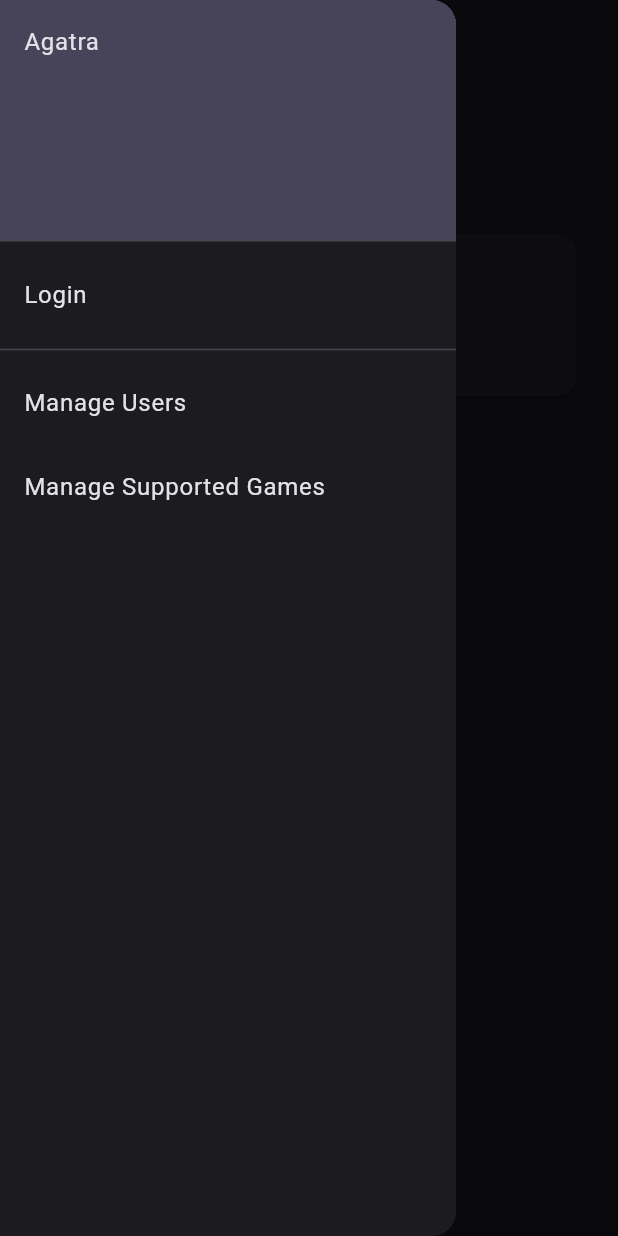
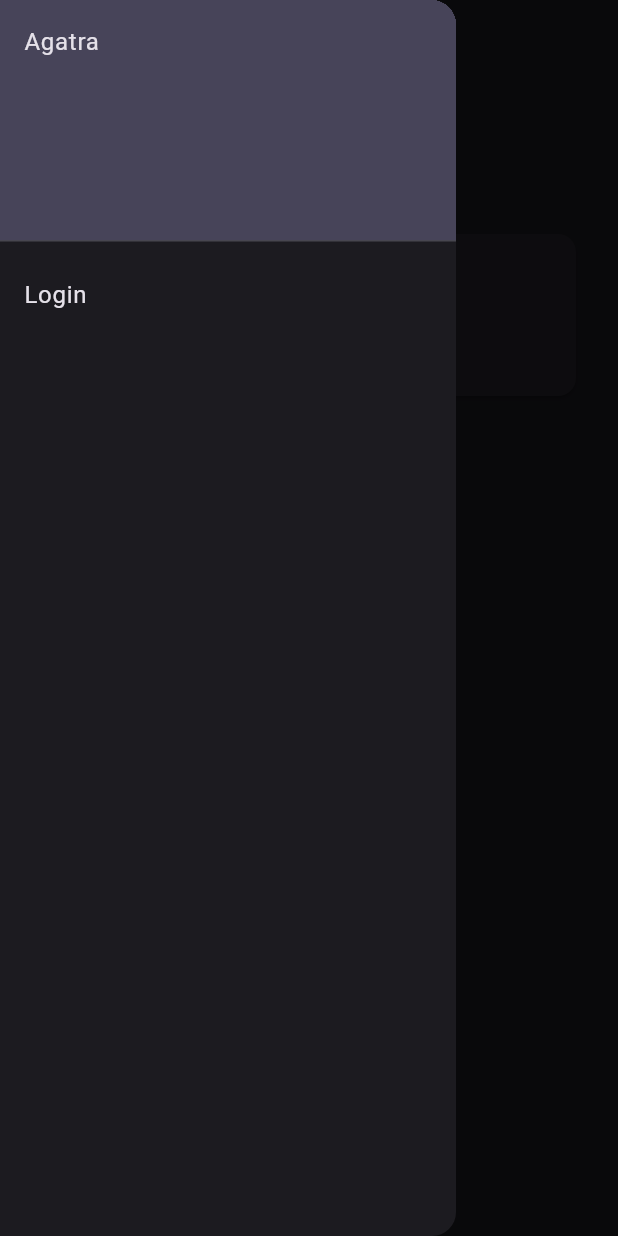
Before and after one commit to PPL-TI-Unpad-Serah/agatra-frontend, a Flutter app: the screen it shows after launch, with the side drawer open, on a phone screen of 412 x 824 dp. Run offline on Flutter 3.47's test engine with Material 2 defaults, Android fonts, the phone set to English and light mode, and no system bars; our stand-ins replace dio, equatable, flutter_riverpod, flutter_secure_storage, form_field_validator, freezed_annotation and 3 more; generated files the repository leaves out were written again.

Commit message:
add more drawer items

```diff
--- a/lib/views/home/drawer.dart
+++ b/lib/views/home/drawer.dart
@@ -25,8 +25,20 @@ class _HomeDrawer extends ConsumerWidget {
                 context.go('/login');
               },
             ),
+          ],
+          if (sessionManager.value != null) ...[
+            if (sessionManager.value!.user.role == UserRole.maintainer) ...[
               const Divider(),
+              ListTile(
+                title: const Text('Manage Arcade Locations'),
+                onTap: () {
+                  Navigator.pop(context);
+                  context.go('/admin/users');
+                },
+              ),
             ],
+            if (sessionManager.value!.user.role == UserRole.admin) ...[
+              const Divider(),
               ListTile(
                 title: const Text('Manage Users'),
                 onTap: () {
@@ -38,10 +50,21 @@ class _HomeDrawer extends ConsumerWidget {
                 title: const Text('Manage Supported Games'),
                 onTap: () {
                   Navigator.pop(context);
-              context.go('/admin/games');
                 },
               ),
-          if (sessionManager.value != null) ...[
+              ListTile(
+                title: const Text('Manage Supported Cities'),
+                onTap: () {
+                  Navigator.pop(context);
+                },
+              ),
+              ListTile(
+                title: const Text('Manage Supported Arcade Centers'),
+                onTap: () {
+                  Navigator.pop(context);
+                },
+              ),
+            ],
             const Divider(),
             ListTile(
               title: const Text('Logout'),
--- a/lib/views/home/view.dart
+++ b/lib/views/home/view.dart
@@ -1,3 +1,4 @@
+import 'package:agatra/features/domain/entities/user.dart';
 import 'package:agatra/managers/session_manager.dart';
 import 'package:flutter/material.dart';
 import 'package:flutter_riverpod/flutter_riverpod.dart';
```
Lines whose indentation alone changed are shown as unchanged.
